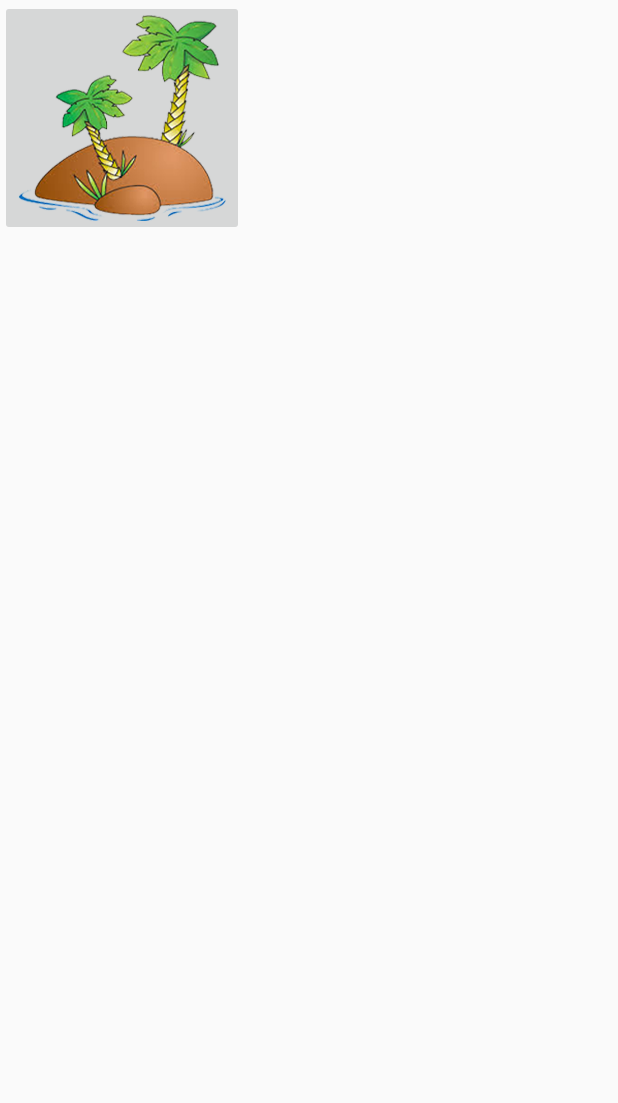
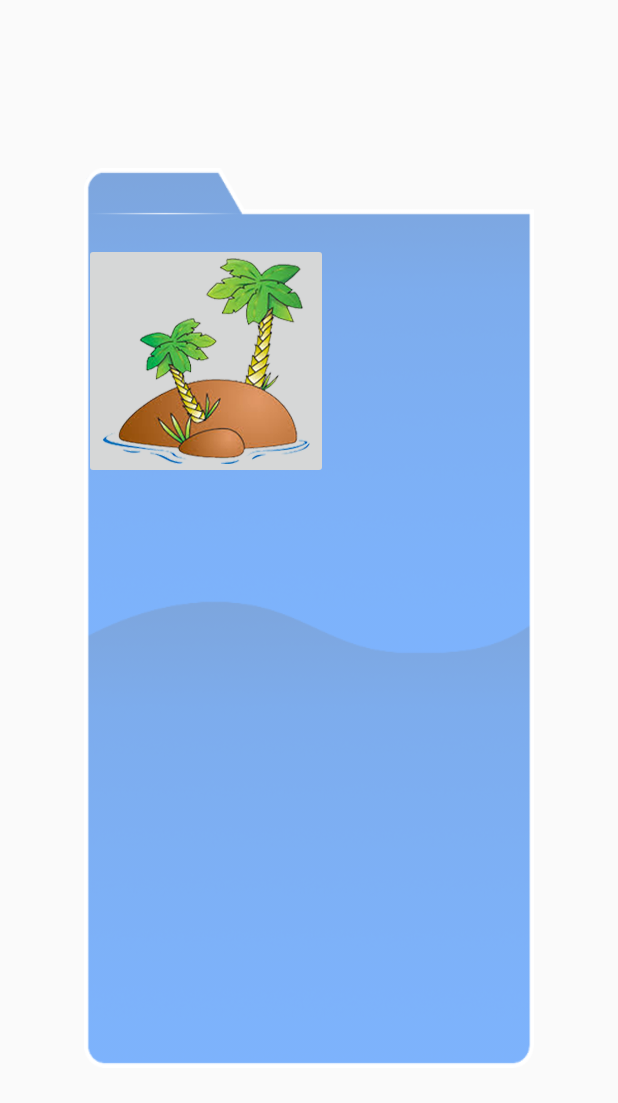
Before and after one commit to BCPTe/HKMinerGame, an Android app: the layout activity_settings.xml on its own in the app's theme, with its tools: preview values and no code run, on a phone screen of 412 x 824 dp. Shown: the top 1103 px of the screen. Run offline under Robolectric (Android 15) with nearby library versions, the phone set to English and light mode, and no system bars.

Commit message:
added settings activity minor fix

```diff
--- a/app/src/main/res/layout/activity_settings.xml
+++ b/app/src/main/res/layout/activity_settings.xml
@@ -1,12 +1,23 @@
 <?xml version="1.0" encoding="utf-8"?>
 <RelativeLayout xmlns:android="http://schemas.android.com/apk/res/android"
-    android:layout_width="300dp"
-    android:layout_height="300dp">
+    android:layout_width="match_parent"
+    android:layout_height="match_parent">
+
+    <ImageView
+        android:id="@+id/bg_settings"
+        android:layout_width="300dp"
+        android:layout_height="600dp"
+        android:layout_centerHorizontal="true"
+        android:layout_centerVertical="true"
+        android:background="@drawable/settings"/>
 
     <ImageButton
         android:id="@+id/exit_button"
         android:layout_width="wrap_content"
         android:layout_height="wrap_content"
+        android:layout_alignTop="@id/bg_settings"
+        android:layout_alignStart="@id/bg_settings"
+        android:translationY="50dp"
         android:src="@drawable/island"/>
 
 </RelativeLayout>
--- a/app/src/main/res/values/styles.xml
+++ b/app/src/main/res/values/styles.xml
@@ -20,7 +20,6 @@
     </style>
 
     <style name="Theme.AppCompat.Translucent" parent="Theme.AppCompat.NoActionBar">
-        <item name="android:background">#70FFFF00</item> <!-- Or any transparency or color you need -->
         <item name="android:windowNoTitle">true</item>
         <item name="windowActionBar">false</item>
         <item name="android:windowFullscreen">true</item>
```
Also changed, not shown: app/src/main/res/drawable-xxxhdpi/settings.png (added).
